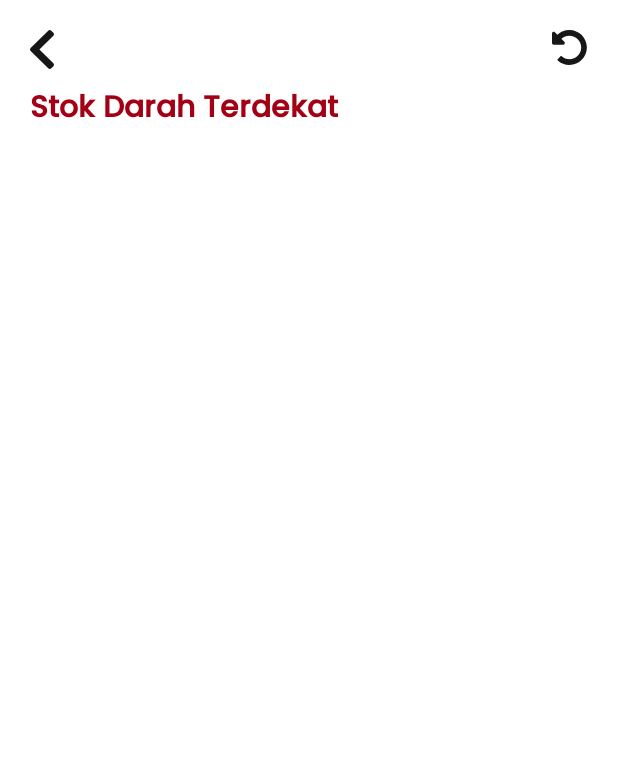
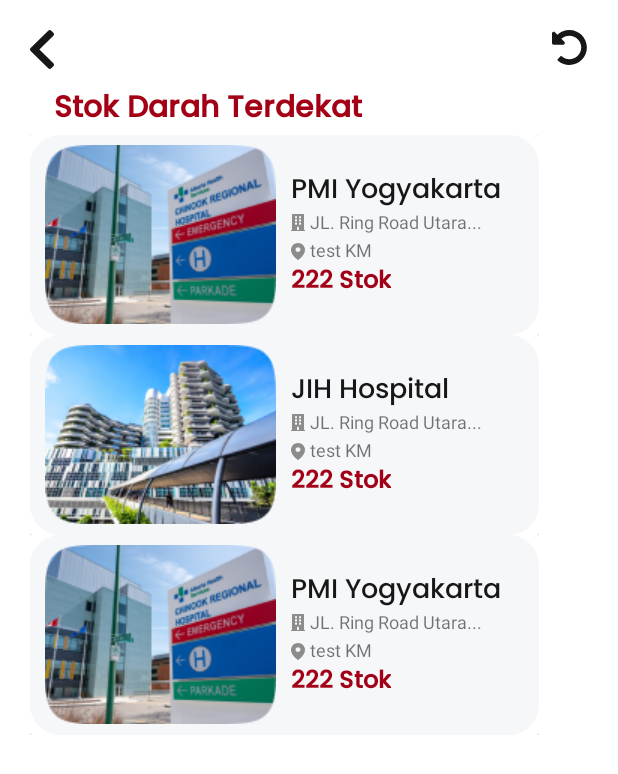
Before and after one commit to amarukael/BloodBags, an Android app: the Stok1Activity screen opened directly, with no data from a screen before it, on a phone screen of 412 x 824 dp. Shown: the top 774 px of the screen. Run offline under Robolectric (Android 15) with nearby library versions, the phone set to English and light mode, and no system bars; 2 statements that could not run were skipped.

Commit message:
Donor (rcyclrer jadi blm dicoba)

```diff
--- /dev/null
+++ b/app/src/main/java/com/amarukael/bloodbags/Adapter/StokAdapter.java
@@ -0,0 +1,64 @@
+package com.amarukael.bloodbags.Adapter;
+
+import android.content.Context;
+import android.view.LayoutInflater;
+import android.view.View;
+import android.view.ViewGroup;
+import android.widget.ImageView;
+import android.widget.TextView;
+
+import androidx.annotation.NonNull;
+import androidx.recyclerview.widget.RecyclerView;
+
+import com.amarukael.bloodbags.Model.StokModel;
+import com.amarukael.bloodbags.R;
+
+import java.util.ArrayList;
+
+public class StokAdapter extends RecyclerView.Adapter<StokAdapter.StokHolder> {
+    private LayoutInflater inflater;
+    private ArrayList<StokModel> imageModelStok;
+
+    public StokAdapter(Context ctx, ArrayList<StokModel> imageModelStok){
+        inflater = LayoutInflater.from(ctx);
+        this.imageModelStok = imageModelStok;
+    }
+
+    @NonNull
+    @Override
+    public StokHolder onCreateViewHolder(@NonNull ViewGroup parent, int viewType) {
+        View view = inflater.inflate(R.layout.item_stokrs, parent, false);
+        return new StokHolder(view);
+    }
+
+    @Override
+    public void onBindViewHolder(@NonNull StokHolder holder, int position) {
+        holder.stok.setText(imageModelStok.get(position).getStok());
+        holder.namars.setText(imageModelStok.get(position).getNamars());
+        holder.jarakrs.setText(imageModelStok.get(position).getJarakrs());
+        holder.jalanrs.setText(imageModelStok.get(position).getJalanrs());
+        holder.gambarrs.setImageResource(imageModelStok.get(position).getGambarrs());
+    }
+
+    @Override
+    public int getItemCount() {
+        return imageModelStok.size();
+    }
+
+    public class StokHolder extends RecyclerView.ViewHolder {
+
+        TextView namars, jalanrs, jarakrs, stok;
+        ImageView gambarrs;
+
+
+        public StokHolder(@NonNull View itemView) {
+            super(itemView);
+            namars = itemView.findViewById(R.id.txt_rs);
+            jalanrs = itemView.findViewById(R.id.txt_jlnrs);
+            jarakrs = itemView.findViewById(R.id.txt_jrkrs);
+            stok = itemView.findViewById(R.id.stok);
+            gambarrs = itemView.findViewById(R.id.img_rs);
+
+        }
+    }
+}
--- /dev/null
+++ b/app/src/main/java/com/amarukael/bloodbags/Model/StokModel.java
@@ -0,0 +1,46 @@
+package com.amarukael.bloodbags.Model;
+
+public class StokModel {
+    private String namars, jalanrs;
+    private int gambarrs, jarakrs, stok;
+
+    public String getNamars() {
+        return namars;
+    }
+
+    public void setNamars(String namars) {
+        this.namars = namars;
+    }
+
+    public String getJalanrs() {
+        return jalanrs;
+    }
+
+    public void setJalanrs(String jalanrs) {
+        this.jalanrs = jalanrs;
+    }
+
+    public int getGambarrs() {
+        return gambarrs;
+    }
+
+    public void setGambarrs(int gambarrs) {
+        this.gambarrs = gambarrs;
+    }
+
+    public int getJarakrs() {
+        return jarakrs;
+    }
+
+    public void setJarakrs(int jarakrs) {
+        this.jarakrs = jarakrs;
+    }
+
+    public int getStok() {
+        return stok;
+    }
+
+    public void setStok(int stok) {
+        this.stok = stok;
+    }
+}
--- a/app/src/main/java/com/amarukael/bloodbags/Stok1Activity.java
+++ b/app/src/main/java/com/amarukael/bloodbags/Stok1Activity.java
@@ -1,14 +1,53 @@
 package com.amarukael.bloodbags;
 
 import androidx.appcompat.app.AppCompatActivity;
+import androidx.appcompat.app.AppCompatDelegate;
+import androidx.recyclerview.widget.LinearLayoutManager;
+import androidx.recyclerview.widget.RecyclerView;
 
 import android.os.Bundle;
 
+import com.amarukael.bloodbags.Adapter.StokAdapter;
+import com.amarukael.bloodbags.Model.StokModel;
+
+import java.util.ArrayList;
+
 public class Stok1Activity extends AppCompatActivity {
+
+    int[] gambarrs = new int[]{R.drawable.rs1, R.drawable.rs2,R.drawable.rs1,R.drawable.rs2,R.drawable.rs1};
+    int[] jarakrs = new int[]{1, 2,3,4,5};
+    int[] stok = new int[]{123, 234,345,456,567};
+    String[] namars = new String[]{"PMI Yogyakarta","JIH Hospital","PMI Yogyakarta","JIH Hospital","PMI Yogyakarta"};
+    String[] jalanrs = new String[]{"JL. Ring Road Utara...","JL. Ring Road Utara...","JL. Ring Road Utara...",
+            "JL. Ring Road Utara..."};
 
     @Override
     protected void onCreate(Bundle savedInstanceState) {
         super.onCreate(savedInstanceState);
         setContentView(R.layout.activity_stok1);
+        AppCompatDelegate.setDefaultNightMode(AppCompatDelegate.MODE_NIGHT_NO);
+
+        RecyclerView recyclerView = findViewById(R.id.stokrecycler);
+
+        ArrayList<StokModel> imageModelArrayList = stok();
+        StokAdapter adapter = new StokAdapter(this, imageModelArrayList);
+        recyclerView.setAdapter(adapter);
+        recyclerView.setLayoutManager(new LinearLayoutManager(getApplicationContext(), LinearLayoutManager.VERTICAL, false));
+    }
+
+    private ArrayList<StokModel> stok() {
+        ArrayList<StokModel> list = new ArrayList<>();
+
+        for(int i = 0; i < 3; i++){
+            StokModel stokModel = new StokModel();
+            stokModel.setNamars(namars[i]);
+            stokModel.setStok(stok[i]);
+            stokModel.setJalanrs(jalanrs[i]);
+            stokModel.setJarakrs(jarakrs[i]);
+            stokModel.setGambarrs(gambarrs[i]);
+            list.add(stokModel);
+        }
+
+        return list;
     }
 }
--- a/app/src/main/res/layout/activity_stok1.xml
+++ b/app/src/main/res/layout/activity_stok1.xml
@@ -8,7 +8,6 @@
     android:layout_marginStart="20dp"
     android:layout_marginEnd="20dp"
     tools:context=".Stok1Activity">
-
     <View
         android:id="@+id/but_back"
         android:layout_width="16dp"
@@ -22,8 +21,9 @@
         android:layout_alignParentRight="true"
         android:background="@drawable/ic_reload"
         />
-
     <TextView
+        android:id="@+id/stokdarahterdekat"
+        android:layout_toRightOf="@id/but_back"
         android:layout_width="wrap_content"
         android:layout_height="wrap_content"
         android:layout_below="@id/but_back"
@@ -32,11 +32,13 @@
         android:text="Stok Darah Terdekat"
         android:textColor="@color/red_prim"
         android:textSize="20sp"
-        android:textStyle="bold" />
-
-
-
-
-
+        android:textStyle="bold"
+        />
+    <androidx.recyclerview.widget.RecyclerView
+        android:layout_below="@id/stokdarahterdekat"
+        android:id="@+id/stokrecycler"
+        android:layout_width="wrap_content"
+        android:layout_height="wrap_content"
+        />
 
 </RelativeLayout>
--- a/app/src/main/res/layout/item_stokrs.xml
+++ b/app/src/main/res/layout/item_stokrs.xml
@@ -10,7 +10,6 @@
             android:background="@drawable/item_stokrs"
             android:layout_width="match_parent"
             android:layout_height="match_parent">
-
             <ImageView
                 android:id="@+id/img_rs"
                 android:layout_width="154dp"
@@ -20,14 +19,12 @@
                 android:background="@drawable/ractangle_img_rs"
                 android:clipToOutline="true"
                 android:src="@drawable/rs1" />
-
             <RelativeLayout
                 android:layout_centerVertical="true"
                 android:layout_marginStart="10dp"
                 android:layout_toRightOf="@id/img_rs"
                 android:layout_width="wrap_content"
                 android:layout_height="wrap_content">
-
                 <TextView
                     android:id="@+id/txt_rs"
                     android:layout_width="wrap_content"
@@ -36,7 +33,6 @@
                     android:text="PMI Yogyakarta"
                     android:textColor="#171717"
                     android:textSize="18sp" />
-
                 <View
                     android:id="@+id/img_jlnrs"
                     android:layout_below="@id/txt_rs"
@@ -44,8 +40,8 @@
                     android:layout_height="11dp"
                     android:background="@drawable/ic_jln_rs"
                     />
-
                 <TextView
+                    android:layout_marginStart="3dp"
                     android:layout_marginTop="-3dp"
                     android:id="@+id/txt_jlnrs"
                     android:layout_width="wrap_content"
@@ -54,7 +50,6 @@
                     android:layout_toRightOf="@id/img_jlnrs"
                     android:text="text"
                     android:textSize="12sp" />
-
                 <View
                     android:id="@+id/img_jrkrs"
                     android:layout_marginTop="8dp"
@@ -64,6 +59,7 @@
                     android:background="@drawable/ic_jrk_rs"
                     />
                 <TextView
+                    android:layout_marginStart="3dp"
                     android:id="@+id/txt_jrkrs"
                     android:layout_marginTop="2dp"
                     android:textSize="12sp"
@@ -73,22 +69,36 @@
                     android:text="test"
                     android:layout_below="@id/txt_jlnrs"
                     />
-
                 <TextView
+                    android:layout_marginTop="2dp"
+                    android:textSize="12sp"
+                    android:layout_toRightOf="@id/txt_jrkrs"
+                    android:layout_width="wrap_content"
+                    android:layout_height="wrap_content"
+                    android:text=" KM"
+                    android:layout_below="@id/txt_jlnrs"
+                    />
+                <TextView
+                    android:id="@+id/stok"
                     android:layout_width="wrap_content"
                     android:layout_height="wrap_content"
                     android:layout_below="@id/txt_jrkrs"
                     android:fontFamily="@font/poppins_medium"
-                    android:text="222 Stok"
+                    android:text="222"
                     android:textColor="@color/red_prim"
                     android:textSize="16sp"
                     android:textStyle="bold" />
-
+                <TextView
+                    android:layout_toRightOf="@id/stok"
+                    android:layout_width="wrap_content"
+                    android:layout_height="wrap_content"
+                    android:layout_below="@id/txt_jrkrs"
+                    android:fontFamily="@font/poppins_medium"
+                    android:text=" Stok"
+                    android:textColor="@color/red_prim"
+                    android:textSize="16sp"
+                    android:textStyle="bold" />
             </RelativeLayout>
-
-
-
         </RelativeLayout>
     </androidx.cardview.widget.CardView>
-
 </LinearLayout>
```
